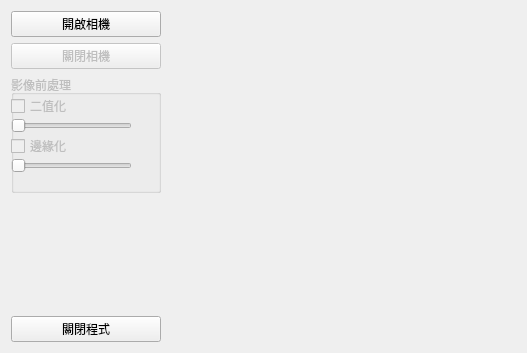
The window that widget.ui (HsuHsiaoHsuan/FlySDK_Qt_OpenCV) describes before a commit, drawn with Qt 5.
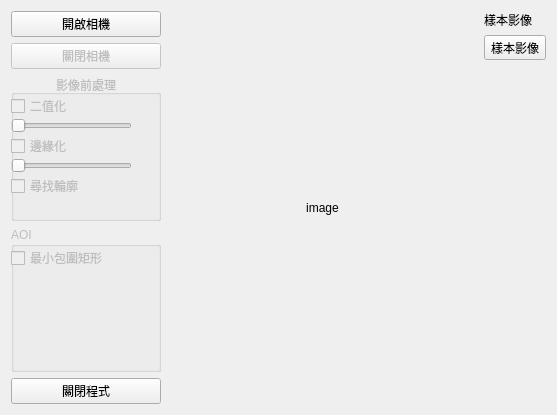
The same window after the commit.

```diff
--- a/widget.ui
+++ b/widget.ui
@@ -6,16 +6,22 @@
    <rect>
     <x>0</x>
     <y>0</y>
-    <width>527</width>
-    <height>353</height>
+    <width>557</width>
+    <height>415</height>
    </rect>
   </property>
   <property name="windowTitle">
    <string>IPQC</string>
   </property>
-  <layout class="QGridLayout" name="gridLayout">
-   <item row="0" column="0">
+  <layout class="QHBoxLayout" name="horizontalLayout">
+   <item>
     <layout class="QVBoxLayout" name="verticalLayout">
+     <property name="sizeConstraint">
+      <enum>QLayout::SetDefaultConstraint</enum>
+     </property>
+     <property name="topMargin">
+      <number>0</number>
+     </property>
      <item>
       <widget class="QPushButton" name="pushButton_open_cam">
        <property name="sizePolicy">
@@ -54,7 +60,7 @@
         <bool>false</bool>
        </property>
        <property name="sizePolicy">
-        <sizepolicy hsizetype="Minimum" vsizetype="MinimumExpanding">
+        <sizepolicy hsizetype="Minimum" vsizetype="Minimum">
          <horstretch>0</horstretch>
          <verstretch>0</verstretch>
         </sizepolicy>
@@ -71,6 +77,9 @@
        <property name="title">
         <string>影像前處理</string>
        </property>
+       <property name="alignment">
+        <set>Qt::AlignHCenter|Qt::AlignTop</set>
+       </property>
        <widget class="QCheckBox" name="checkBox_binary">
         <property name="geometry">
          <rect>
@@ -155,20 +164,55 @@
          <string/>
         </property>
        </widget>
+       <widget class="QCheckBox" name="checkBox_contour">
+        <property name="enabled">
+         <bool>false</bool>
+        </property>
+        <property name="geometry">
+         <rect>
+          <x>0</x>
+          <y>100</y>
+          <width>81</width>
+          <height>22</height>
+         </rect>
+        </property>
+        <property name="text">
+         <string>尋找輪廓</string>
+        </property>
+       </widget>
       </widget>
      </item>
      <item>
-      <spacer name="verticalSpacer">
-       <property name="orientation">
-        <enum>Qt::Vertical</enum>
+      <widget class="QGroupBox" name="groupBox_2">
+       <property name="enabled">
+        <bool>false</bool>
        </property>
-       <property name="sizeHint" stdset="0">
-        <size>
-         <width>20</width>
-         <height>40</height>
-        </size>
+       <property name="sizePolicy">
+        <sizepolicy hsizetype="Minimum" vsizetype="Minimum">
+         <horstretch>0</horstretch>
+         <verstretch>0</verstretch>
+        </sizepolicy>
        </property>
-      </spacer>
+       <property name="title">
+        <string>AOI</string>
+       </property>
+       <widget class="QCheckBox" name="checkBox_minAreaRect">
+        <property name="enabled">
+         <bool>false</bool>
+        </property>
+        <property name="geometry">
+         <rect>
+          <x>0</x>
+          <y>20</y>
+          <width>111</width>
+          <height>22</height>
+         </rect>
+        </property>
+        <property name="text">
+         <string>最小包圍矩形</string>
+        </property>
+       </widget>
+      </widget>
      </item>
      <item>
       <widget class="QPushButton" name="pushButton_close_app">
@@ -179,7 +223,20 @@
      </item>
     </layout>
    </item>
-   <item row="0" column="1">
+   <item>
+    <spacer name="horizontalSpacer_left">
+     <property name="orientation">
+      <enum>Qt::Horizontal</enum>
+     </property>
+     <property name="sizeHint" stdset="0">
+      <size>
+       <width>40</width>
+       <height>20</height>
+      </size>
+     </property>
+    </spacer>
+   </item>
+   <item>
     <widget class="QLabel" name="label_image">
      <property name="sizePolicy">
       <sizepolicy hsizetype="Expanding" vsizetype="Expanding">
@@ -197,10 +254,66 @@
       <cursorShape>CrossCursor</cursorShape>
      </property>
      <property name="text">
-      <string/>
+      <string>image</string>
+     </property>
+     <property name="alignment">
+      <set>Qt::AlignCenter</set>
      </property>
     </widget>
    </item>
+   <item>
+    <spacer name="horizontalSpacer_right">
+     <property name="orientation">
+      <enum>Qt::Horizontal</enum>
+     </property>
+     <property name="sizeHint" stdset="0">
+      <size>
+       <width>40</width>
+       <height>20</height>
+      </size>
+     </property>
+    </spacer>
+   </item>
+   <item>
+    <layout class="QVBoxLayout" name="verticalLayout_2">
+     <item>
+      <widget class="QLabel" name="label">
+       <property name="text">
+        <string>樣本影像</string>
+       </property>
+       <property name="alignment">
+        <set>Qt::AlignLeading|Qt::AlignLeft|Qt::AlignTop</set>
+       </property>
+      </widget>
+     </item>
+     <item>
+      <widget class="QToolButton" name="toolButton">
+       <property name="sizePolicy">
+        <sizepolicy hsizetype="Preferred" vsizetype="Fixed">
+         <horstretch>0</horstretch>
+         <verstretch>0</verstretch>
+        </sizepolicy>
+       </property>
+       <property name="text">
+        <string>樣本影像</string>
+       </property>
+      </widget>
+     </item>
+     <item>
+      <spacer name="verticalSpacer">
+       <property name="orientation">
+        <enum>Qt::Vertical</enum>
+       </property>
+       <property name="sizeHint" stdset="0">
+        <size>
+         <width>20</width>
+         <height>40</height>
+        </size>
+       </property>
+      </spacer>
+     </item>
+    </layout>
+   </item>
   </layout>
  </widget>
  <layoutdefault spacing="6" margin="11"/>
```
Left out of the diff: 3 changed lines with no effect on the pictures.
